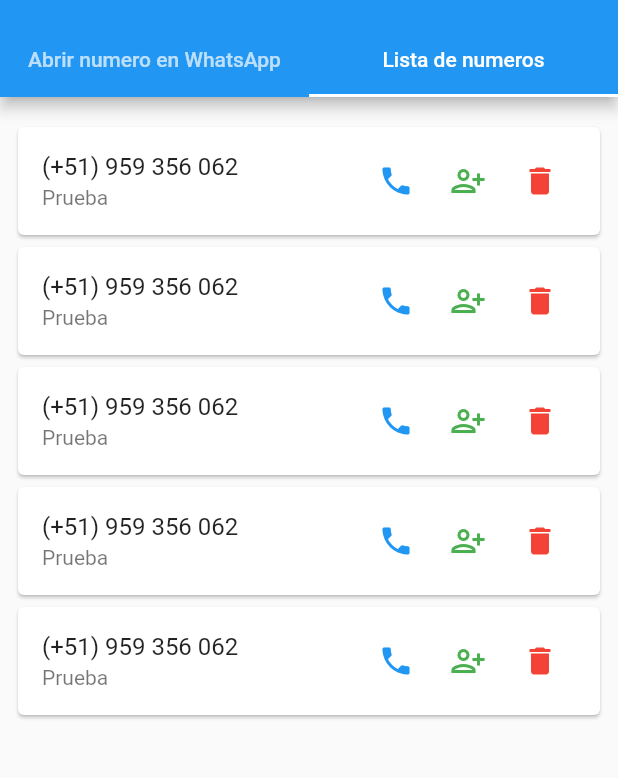
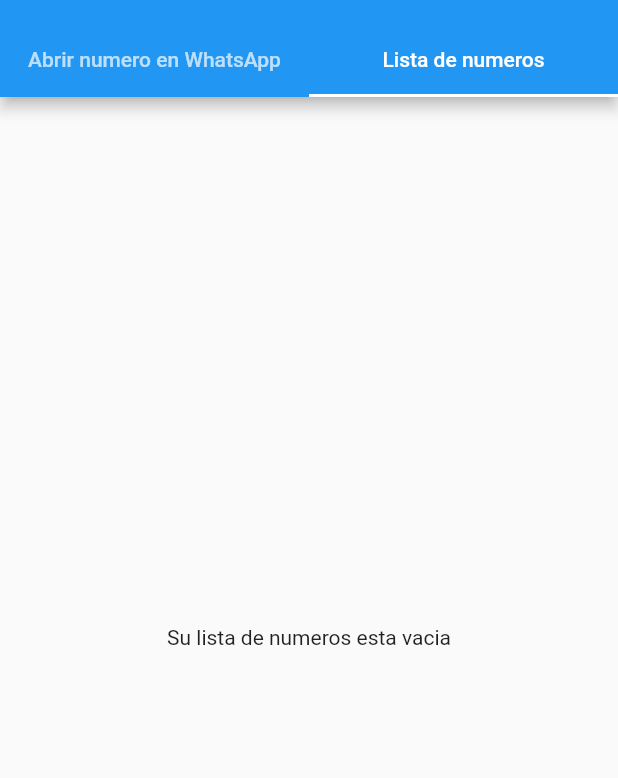
Before and after one commit to paulocrr/whats_app_numbers, a Flutter app: the screen it shows after launch, tab 2 chosen, on a phone screen of 412 x 824 dp, the part 59-837 px from its top. Run offline on Flutter 3.47's test engine with Material 2 defaults, Android fonts, the phone set to English and light mode, and no system bars; our stand-ins replace form_field_validator, mask_text_input_formatter, shared_preferences.

Commit message:
feat: Version 1 terminada

```diff
--- a/lib/languages/whats_app_numbers_strings.dart
+++ b/lib/languages/whats_app_numbers_strings.dart
@@ -2,6 +2,7 @@ class WhatsAppNumbersStrings {
   static final myApp = _MyApp();
   static final mainScreen = _MainScreen();
   static final addNumberScreen = _AddNumberScreen();
+  static final listPhoneNumbersScreen = _ListPhoneNumbersScreen();
   static final textFieldErrors = _TextFieldErrors();
 }
 
@@ -21,6 +22,10 @@ class _AddNumberScreen {
   final addButtonText = 'Abrir en WA';
 }
 
+class _ListPhoneNumbersScreen {
+  final emptyListText = 'Su lista de numeros esta vacia';
+}
+
 class _TextFieldErrors {
   final isRequiredError = 'Este campo es requerido';
   final isValidPhoneNumberError = 'Este no es un numero de telefono';
--- a/lib/models/phone_number.dart
+++ b/lib/models/phone_number.dart
@@ -1,3 +1,5 @@
+import 'dart:convert';
+
 class PhoneNumber {
   final String id;
   final String number;
@@ -8,4 +10,32 @@ class PhoneNumber {
     required this.number,
     required this.description,
   });
+
+  factory PhoneNumber.fromJson(Map<String, dynamic> jsonData) {
+    return PhoneNumber(
+      id: jsonData['id'],
+      number: jsonData['number'],
+      description: jsonData['description'],
+    );
+  }
+
+  static Map<String, dynamic> toMap(PhoneNumber phoneNumber) => {
+        'id': phoneNumber.id,
+        'number': phoneNumber.number,
+        'description': phoneNumber.description,
+      };
+
+  static String listToString(List<PhoneNumber> phoneNumbers) {
+    final phoneNumbersMapList = phoneNumbers
+        .map<Map<String, dynamic>>((e) => PhoneNumber.toMap(e))
+        .toList();
+
+    return json.encode(phoneNumbersMapList);
+  }
+
+  static List<PhoneNumber> stringToList(String phoneNumbers) {
+    return (json.decode(phoneNumbers) as List<dynamic>)
+        .map<PhoneNumber>((item) => PhoneNumber.fromJson(item))
+        .toList();
+  }
 }
--- /dev/null
+++ b/lib/models/shared_preferences_key.dart
@@ -0,0 +1,3 @@
+class SharedPreferencesKey {
+  static const phoneNumberList = 'phoneNumbers';
+}
--- a/lib/screens/list_numbers_screen.dart
+++ b/lib/screens/list_numbers_screen.dart
@@ -1,8 +1,11 @@
 import 'package:flutter/material.dart';
+import 'package:shared_preferences/shared_preferences.dart';
+import 'package:whats_app_numbers/languages/whats_app_numbers_strings.dart';
 import 'package:whats_app_numbers/models/phone_number.dart';
+import 'package:whats_app_numbers/models/shared_preferences_key.dart';
 import 'package:whats_app_numbers/widgets/phone_number_list_item.dart';
 
-class ListNumberScreen extends StatelessWidget {
+class ListNumberScreen extends StatefulWidget {
   final List<PhoneNumber> phoneNumbers;
   const ListNumberScreen({
     super.key,
@@ -10,12 +13,40 @@ class ListNumberScreen extends StatelessWidget {
   });
 
   @override
+  State<ListNumberScreen> createState() => _ListNumberScreenState();
+}
+
+class _ListNumberScreenState extends State<ListNumberScreen> {
+  @override
   Widget build(BuildContext context) {
-    return ListView(
-      padding: const EdgeInsets.symmetric(vertical: 16, horizontal: 8),
-      children: phoneNumbers.reversed
-          .map((phoneNumber) => PhoneNumberListItem(phoneNumber: phoneNumber))
-          .toList(),
-    );
+    return widget.phoneNumbers.isEmpty
+        ? Center(
+            child: Text(
+              WhatsAppNumbersStrings.listPhoneNumbersScreen.emptyListText,
+            ),
+          )
+        : ListView(
+            padding: const EdgeInsets.symmetric(vertical: 16, horizontal: 8),
+            children: widget.phoneNumbers.reversed
+                .map(
+                  (phoneNumber) => PhoneNumberListItem(
+                    phoneNumber: phoneNumber,
+                    onDelete: (phoneNumber) async {
+                      setState(() {
+                        widget.phoneNumbers.removeWhere(
+                            (element) => element.id == phoneNumber.id);
+                      });
+
+                      final sharedPreferences =
+                          await SharedPreferences.getInstance();
+
+                      sharedPreferences.setString(
+                          SharedPreferencesKey.phoneNumberList,
+                          PhoneNumber.listToString(widget.phoneNumbers));
+                    },
+                  ),
+                )
+                .toList(),
+          );
   }
 }
--- a/lib/screens/main_screen.dart
+++ b/lib/screens/main_screen.dart
@@ -1,7 +1,8 @@
 import 'package:flutter/material.dart';
-import 'package:uuid/uuid.dart';
+import 'package:shared_preferences/shared_preferences.dart';
 import 'package:whats_app_numbers/languages/whats_app_numbers_strings.dart';
 import 'package:whats_app_numbers/models/phone_number.dart';
+import 'package:whats_app_numbers/models/shared_preferences_key.dart';
 import 'package:whats_app_numbers/screens/add_number_screen.dart';
 import 'package:whats_app_numbers/screens/list_numbers_screen.dart';
 
@@ -13,33 +14,22 @@ class MainScreen extends StatefulWidget {
 }
 
 class _MainScreenState extends State<MainScreen> {
-  final List<PhoneNumber> phoneNumbers = [
-    PhoneNumber(
-      id: const Uuid().v1(),
-      number: '(+51) 959 356 062',
-      description: 'Prueba',
-    ),
-    PhoneNumber(
-      id: const Uuid().v1(),
-      number: '(+51) 959 356 062',
-      description: 'Prueba',
-    ),
-    PhoneNumber(
-      id: const Uuid().v1(),
-      number: '(+51) 959 356 062',
-      description: 'Prueba',
-    ),
-    PhoneNumber(
-      id: const Uuid().v1(),
-      number: '(+51) 959 356 062',
-      description: 'Prueba',
-    ),
-    PhoneNumber(
-      id: const Uuid().v1(),
-      number: '(+51) 959 356 062',
-      description: 'Prueba',
-    ),
-  ];
+  List<PhoneNumber> phoneNumbers = [];
+
+  @override
+  void initState() {
+    loadPhoneNumbersList();
+    super.initState();
+  }
+
+  void loadPhoneNumbersList() async {
+    final sharedPreferences = await SharedPreferences.getInstance();
+    setState(() {
+      phoneNumbers = PhoneNumber.stringToList(
+          sharedPreferences.getString(SharedPreferencesKey.phoneNumberList) ??
+              '');
+    });
+  }
 
   @override
   Widget build(BuildContext context) {
@@ -65,7 +55,19 @@ class _MainScreenState extends State<MainScreen> {
         ),
         body: TabBarView(
           children: [
-            const AddNumberScreen(),
+            AddNumberScreen(
+              onSave: (phoneNumber) async {
+                final sharedPreferences = await SharedPreferences.getInstance();
+                setState(() {
+                  phoneNumbers.add(phoneNumber);
+                });
+
+                await sharedPreferences.setString(
+                  SharedPreferencesKey.phoneNumberList,
+                  PhoneNumber.listToString(phoneNumbers),
+                );
+              },
+            ),
             ListNumberScreen(
               phoneNumbers: phoneNumbers,
             ),
--- a/pubspec.yaml
+++ b/pubspec.yaml
@@ -39,6 +39,7 @@ dependencies:
   mask_text_input_formatter: ^2.4.0
   url_launcher: ^6.1.9
   uuid: ^3.0.7
+  shared_preferences: ^2.0.17
 
 dev_dependencies:
   flutter_test:
```
Also changed, not shown: lib/extensions/phone_number_extension.dart (+14 -0 lines), lib/screens/add_number_screen.dart (+12 -1 lines), lib/widgets/phone_number_list_item.dart (+36 -10 lines), pubspec.lock, 1 other file.
